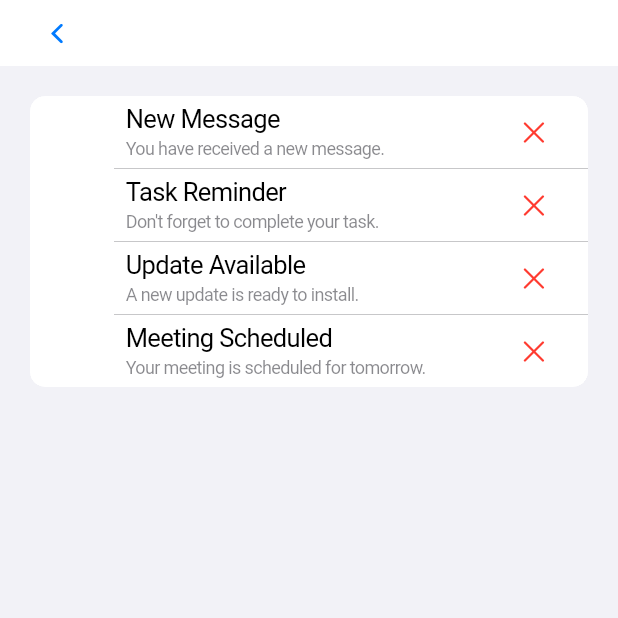
After one commit to Xi0131/FisherFrontEnd, a Flutter app: the CtNotificationPage screen opened directly, on a phone screen of 412 x 824 dp, the top half of it. The commit adds this screen. Run offline on Flutter 3.47's test engine with Material 3 defaults, Android fonts, the phone set to English and light mode, and no system bars.

Commit message:
added ct_notification_page and worker selection for ct

```diff
--- a/fisher_front_end/lib/route/route.dart
+++ b/fisher_front_end/lib/route/route.dart
@@ -1,5 +1,6 @@
 import 'package:fisher_front_end/views/captain_page.dart';
 import 'package:fisher_front_end/views/crew_page.dart';
+import 'package:fisher_front_end/views/ct_notification_page.dart';
 import 'package:fisher_front_end/views/login_page.dart';
 import 'package:fisher_front_end/views/worker_management_page.dart';
 import 'package:fisher_front_end/widgets/navigation_bar/ct_nav_list.dart';
@@ -11,6 +12,9 @@ Route<dynamic> generateRoute(RouteSettings settings) {
       return CupertinoPageRoute(builder: (context) => const CaptainPage());
     case 'ctNavList':
       return CupertinoPageRoute(builder: (context) => const CTNavList());
+    case 'ctNotificationPage':
+      return CupertinoPageRoute(
+          builder: (context) => const CtNotificationPage());
     case 'loginPage':
       return CupertinoPageRoute(builder: (context) => const LoginPage());
     case 'workerManagementPage':
--- /dev/null
+++ b/fisher_front_end/lib/views/ct_notification_page.dart
@@ -0,0 +1,76 @@
+import 'package:flutter/cupertino.dart';
+
+class CtNotificationPage extends StatefulWidget {
+  const CtNotificationPage({super.key});
+
+  @override
+  State<CtNotificationPage> createState() => _CtNotificationPageState();
+}
+
+class _CtNotificationPageState extends State<CtNotificationPage> {
+  // Sample list of notifications
+  List<Map<String, dynamic>> notifications = [
+    {
+      "title": "New Message",
+      "message": "You have received a new message.",
+    },
+    {
+      "title": "Task Reminder",
+      "message": "Don't forget to complete your task.",
+    },
+    {
+      "title": "Update Available",
+      "message": "A new update is ready to install.",
+    },
+    {
+      "title": "Meeting Scheduled",
+      "message": "Your meeting is scheduled for tomorrow.",
+    },
+  ];
+
+  void _deleteNotification(Map<String, dynamic> notification) {
+    setState(() {
+      for (final element in notifications) {
+        if (element['title'] == notification['title']) {
+          notifications.remove(element);
+        }
+      }
+      debugPrint('noti len = ${notifications.length.toString()}');
+    });
+  }
+
+  @override
+  Widget build(BuildContext context) {
+    return CupertinoPageScaffold(
+        navigationBar: CupertinoNavigationBar(
+          leading: CupertinoButton(
+            padding: const EdgeInsets.all(0),
+            onPressed: () => Navigator.pop(context),
+            child: const SizedBox(child: Icon(CupertinoIcons.back)),
+          ),
+        ),
+        child: SafeArea(
+            child: notifications.isNotEmpty
+                // case when there is notifications
+                ? CupertinoListSection.insetGrouped(
+                    children: [
+                      for (final notification in notifications)
+                        CupertinoListTile(
+                          leading: const SizedBox(),
+                          title: Text(notification['title']),
+                          subtitle: Text(notification['message']),
+                          trailing: CupertinoButton(
+                            padding: const EdgeInsets.all(0),
+                            child: const Icon(
+                              CupertinoIcons.xmark,
+                              color: CupertinoColors.destructiveRed,
+                            ),
+                            onPressed: () => _deleteNotification(notification),
+                          ),
+                        )
+                    ],
+                  )
+                // case when there is no notifications
+                : const Center(child: Text('There is no notifications left'))));
+  }
+}
```
Also changed, not shown: fisher_front_end/lib/views/captain_page.dart (+47 -19 lines), fisher_front_end/lib/widgets/ct_view/id_card.dart (+6 -1 lines), fisher_front_end/lib/widgets/navigation_bar/ct_nav_list.dart (+10 -2 lines).
